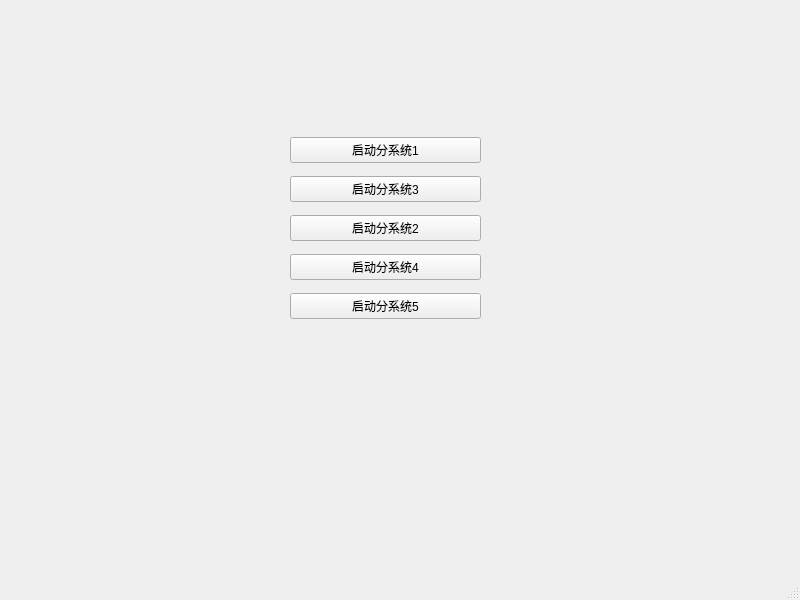
The window that mainwindow.ui (NUM-1111/QT_mainsystem) describes before a commit, drawn with Qt 5.
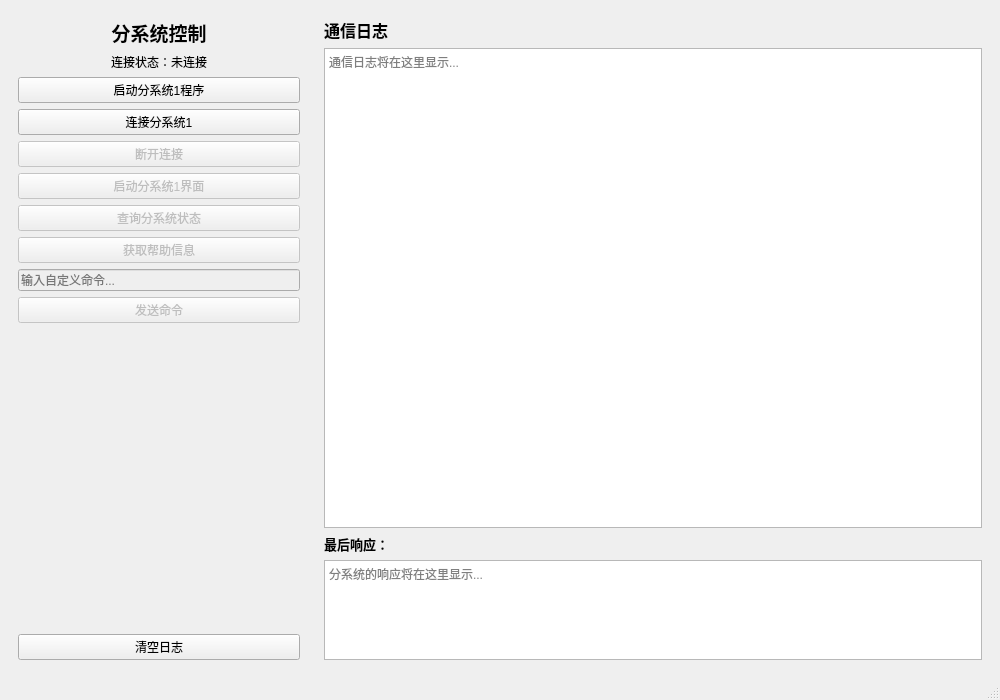
The same window after the commit.

Commit message: 完成与system1的交互

Diff of the .ui file:
```diff
--- a/mainwindow.ui
+++ b/mainwindow.ui
@@ -6,61 +6,209 @@
    <rect>
     <x>0</x>
     <y>0</y>
-    <width>800</width>
-    <height>600</height>
+    <width>1000</width>
+    <height>700</height>
    </rect>
   </property>
   <property name="windowTitle">
    <string>MainWindow</string>
   </property>
   <widget class="QWidget" name="centralwidget">
-   <widget class="QWidget" name="verticalLayoutWidget">
-    <property name="geometry">
-     <rect>
-      <x>290</x>
-      <y>130</y>
-      <width>191</width>
-      <height>201</height>
-     </rect>
-    </property>
-    <layout class="QVBoxLayout" name="systemSelect">
+   <layout class="QHBoxLayout" name="horizontalLayout">
+    <item>
+     <widget class="QWidget" name="leftPanel" native="true">
+      <property name="maximumSize">
+       <size>
+        <width>300</width>
+        <height>16777215</height>
+       </size>
+      </property>
+      <layout class="QVBoxLayout" name="leftLayout">
      <item>
-      <widget class="QPushButton" name="system1">
+        <widget class="QLabel" name="titleLabel">
+         <property name="font">
+          <font>
+           <pointsize>14</pointsize>
+           <weight>75</weight>
+           <bold>true</bold>
+          </font>
+         </property>
        <property name="text">
-        <string>启动分系统1</string>
-       </property>
+          <string>分系统控制</string>
+         </property>
+         <property name="alignment">
+          <set>Qt::AlignCenter</set>
+         </property>
       </widget>
      </item>
      <item>
-      <widget class="QPushButton" name="system3">
+        <widget class="QLabel" name="connectionStatusLabel">
        <property name="text">
-        <string>启动分系统3</string>
-       </property>
+          <string>连接状态：未连接</string>
+         </property>
+         <property name="alignment">
+          <set>Qt::AlignCenter</set>
+         </property>
       </widget>
      </item>
      <item>
       <widget class="QPushButton" name="system2">
        <property name="text">
-        <string>启动分系统2</string>
+          <string>启动分系统1程序</string>
        </property>
       </widget>
      </item>
      <item>
       <widget class="QPushButton" name="system4">
        <property name="text">
-        <string>启动分系统4</string>
+          <string>连接分系统1</string>
        </property>
       </widget>
      </item>
      <item>
-      <widget class="QPushButton" name="system5">
+        <widget class="QPushButton" name="disconnectBtn">
+         <property name="enabled">
+          <bool>false</bool>
+         </property>
        <property name="text">
-        <string>启动分系统5</string>
+          <string>断开连接</string>
        </property>
       </widget>
      </item>
-    </layout>
-   </widget>
+       <item>
+        <widget class="QPushButton" name="system1Btn">
+         <property name="enabled">
+          <bool>false</bool>
+         </property>
+         <property name="text">
+          <string>启动分系统1界面</string>
+         </property>
+        </widget>
+       </item>
+       <item>
+        <widget class="QPushButton" name="statusBtn">
+         <property name="enabled">
+          <bool>false</bool>
+         </property>
+         <property name="text">
+          <string>查询分系统状态</string>
+         </property>
+        </widget>
+       </item>
+       <item>
+        <widget class="QPushButton" name="helpBtn">
+         <property name="enabled">
+          <bool>false</bool>
+         </property>
+         <property name="text">
+          <string>获取帮助信息</string>
+         </property>
+        </widget>
+       </item>
+       <item>
+        <widget class="QLineEdit" name="commandInput">
+         <property name="enabled">
+          <bool>false</bool>
+         </property>
+         <property name="placeholderText">
+          <string>输入自定义命令...</string>
+         </property>
+        </widget>
+       </item>
+       <item>
+        <widget class="QPushButton" name="sendCommandBtn">
+         <property name="enabled">
+          <bool>false</bool>
+         </property>
+         <property name="text">
+          <string>发送命令</string>
+         </property>
+        </widget>
+       </item>
+       <item>
+        <spacer name="verticalSpacer">
+         <property name="orientation">
+          <enum>Qt::Vertical</enum>
+         </property>
+         <property name="sizeHint" stdset="0">
+          <size>
+           <width>20</width>
+           <height>40</height>
+          </size>
+         </property>
+        </spacer>
+       </item>
+       <item>
+        <widget class="QPushButton" name="clearLogBtn">
+         <property name="text">
+          <string>清空日志</string>
+         </property>
+        </widget>
+       </item>
+      </layout>
+     </widget>
+    </item>
+    <item>
+     <widget class="QWidget" name="rightPanel" native="true">
+      <layout class="QVBoxLayout" name="rightLayout">
+       <item>
+        <widget class="QLabel" name="logTitleLabel">
+         <property name="font">
+          <font>
+           <pointsize>12</pointsize>
+           <weight>75</weight>
+           <bold>true</bold>
+          </font>
+         </property>
+         <property name="text">
+          <string>通信日志</string>
+         </property>
+        </widget>
+       </item>
+       <item>
+        <widget class="QTextEdit" name="logTextEdit">
+         <property name="readOnly">
+          <bool>true</bool>
+         </property>
+         <property name="placeholderText">
+          <string>通信日志将在这里显示...</string>
+         </property>
+        </widget>
+       </item>
+       <item>
+        <widget class="QLabel" name="lastResponseLabel">
+         <property name="font">
+          <font>
+           <pointsize>10</pointsize>
+           <weight>75</weight>
+           <bold>true</bold>
+          </font>
+         </property>
+         <property name="text">
+          <string>最后响应：</string>
+         </property>
+        </widget>
+       </item>
+       <item>
+        <widget class="QTextEdit" name="responseTextEdit">
+         <property name="maximumSize">
+          <size>
+           <width>16777215</width>
+           <height>100</height>
+          </size>
+         </property>
+         <property name="readOnly">
+          <bool>true</bool>
+         </property>
+         <property name="placeholderText">
+          <string>分系统的响应将在这里显示...</string>
+         </property>
+        </widget>
+       </item>
+      </layout>
+     </widget>
+    </item>
+   </layout>
   </widget>
   <widget class="QMenuBar" name="menubar">
    <property name="geometry">
```
Left out of the diff: 8 changed lines with no effect on the pictures. Lines whose indentation alone changed are shown as unchanged. The commit also changes 48 other files.
